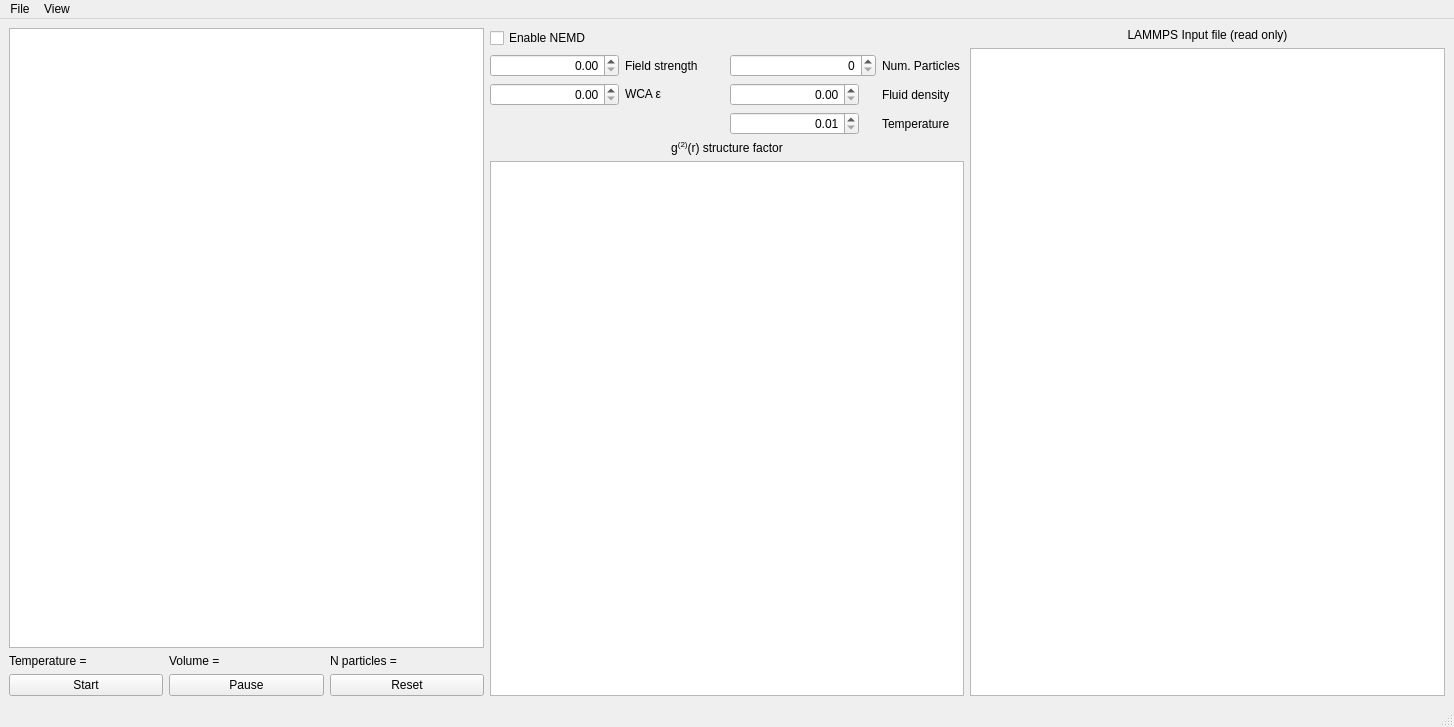
Old version of the form GUI-resources/mainwindow.ui in the repository CTCMS-UQ/QtNEMD.
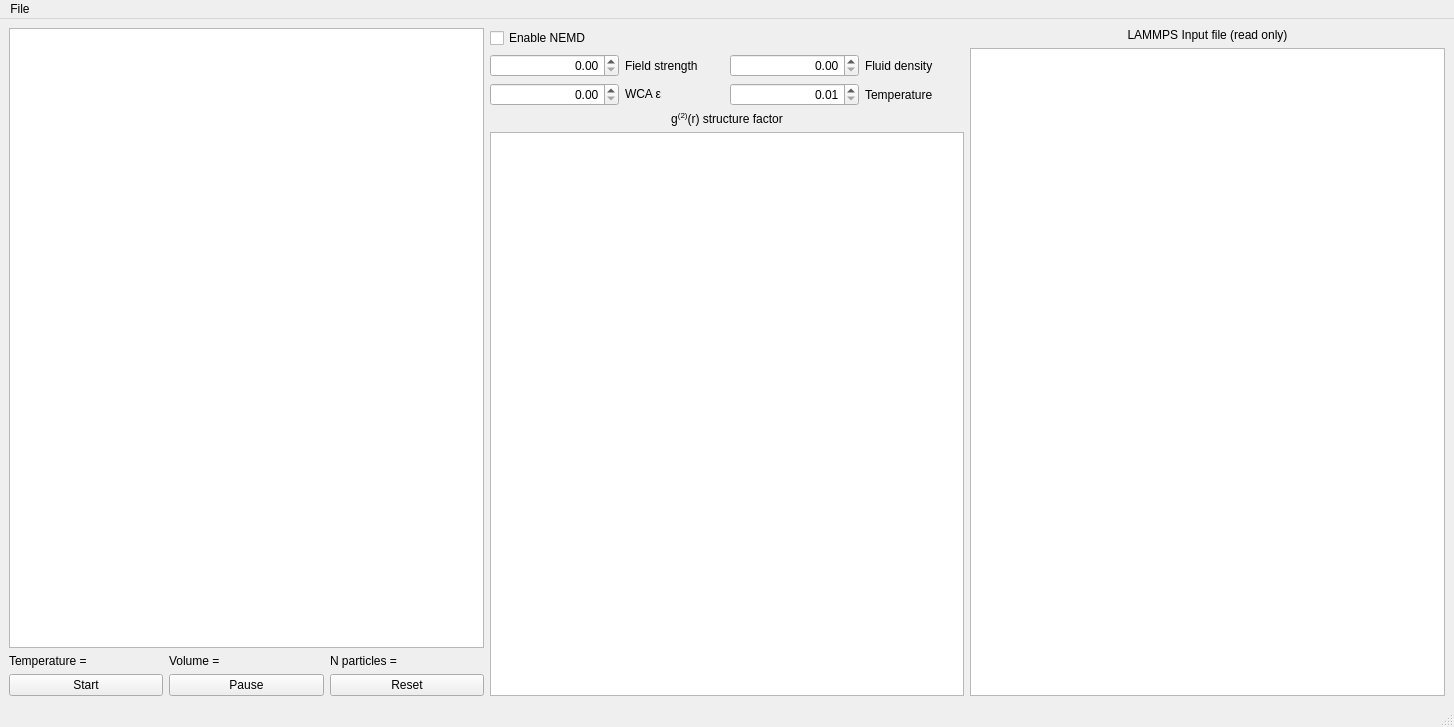
New version of the form. Custom widgets are drawn as their Qt base class.

```diff
--- a/GUI-resources/mainwindow.ui
+++ b/GUI-resources/mainwindow.ui
@@ -185,7 +185,7 @@
         </item>
         <item>
          <layout class="QFormLayout" name="formLayout_2">
-          <item row="1" column="0">
+          <item row="0" column="0">
            <widget class="QDoubleSpinBox" name="density_spinbox">
             <property name="minimumSize">
              <size>
@@ -204,14 +204,14 @@
             </property>
            </widget>
           </item>
-          <item row="1" column="1">
+          <item row="0" column="1">
            <widget class="QLabel" name="density_label">
             <property name="text">
              <string>Fluid density</string>
             </property>
            </widget>
           </item>
-          <item row="2" column="0">
+          <item row="1" column="0">
            <widget class="QDoubleSpinBox" name="temp_spinbox">
             <property name="minimumSize">
              <size>
@@ -248,42 +248,13 @@
             </property>
            </widget>
           </item>
-          <item row="2" column="1">
+          <item row="1" column="1">
            <widget class="QLabel" name="tr_label">
             <property name="text">
              <string>Temperature</string>
             </property>
            </widget>
           </item>
-          <item row="0" column="0">
-           <widget class="QSpinBox" name="npart_spinbox">
-            <property name="minimumSize">
-             <size>
-              <width>146</width>
-              <height>0</height>
-             </size>
-            </property>
-            <property name="maximumSize">
-             <size>
-              <width>146</width>
-              <height>16777215</height>
-             </size>
-            </property>
-            <property name="alignment">
-             <set>Qt::AlignRight|Qt::AlignTrailing|Qt::AlignVCenter</set>
-            </property>
-            <property name="maximum">
-             <number>2500</number>
-            </property>
-           </widget>
-          </item>
-          <item row="0" column="1">
-           <widget class="QLabel" name="npart_label_2">
-            <property name="text">
-             <string>Num. Particles</string>
-            </property>
-           </widget>
-          </item>
          </layout>
         </item>
        </layout>
@@ -347,13 +318,6 @@
      <height>29</height>
     </rect>
    </property>
-   <widget class="QMenu" name="menuView">
-    <property name="title">
-     <string>View</string>
-    </property>
-    <addaction name="plot_action"/>
-    <addaction name="actionStructure_plots"/>
-   </widget>
    <widget class="QMenu" name="menuFile">
     <property name="title">
      <string>File</string>
@@ -363,7 +327,6 @@
     <addaction name="actionQuit"/>
    </widget>
    <addaction name="menuFile"/>
-   <addaction name="menuView"/>
   </widget>
   <widget class="QStatusBar" name="statusbar"/>
   <action name="plot_action">
```
Left out of the diff: 3 changed lines with no effect on the pictures.
